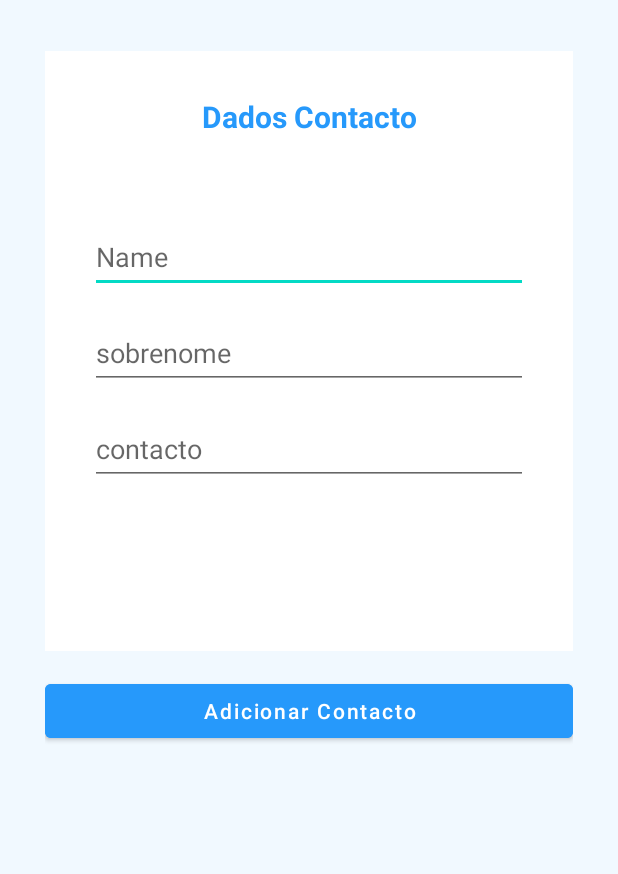
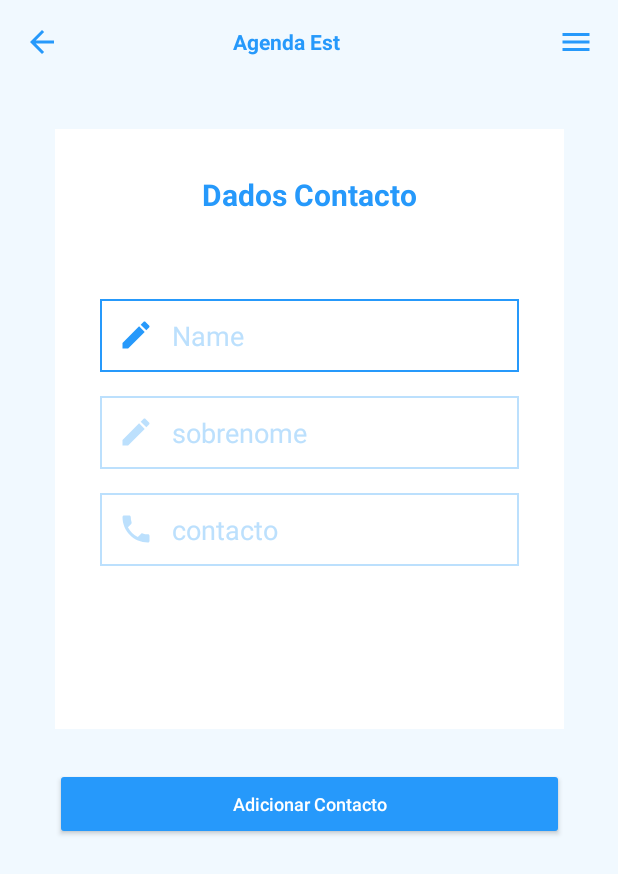
Before and after one commit to skadjaz/Android-Agenda, an Android app: the layout activity_add.xml on its own in the app's theme, with its tools: preview values and no code run, on a phone screen of 412 x 824 dp. Shown: the top 874 px of the screen. Run offline under Robolectric (Android 15) with nearby library versions, the phone set to English and light mode, and no system bars.

Commit message:
action bar and add activity page

```diff
--- a/app/src/main/AndroidManifest.xml
+++ b/app/src/main/AndroidManifest.xml
@@ -21,7 +21,9 @@
         <activity
             android:name=".MainActivity"
             android:exported="true"
-            android:label="Agenda EST">
+            android:label="Agenda Est"
+            android:textSize="1sp">
+
             <intent-filter>
                 <action android:name="android.intent.action.MAIN" />
 
--- a/app/src/main/java/com/est/agenda_est/AddActivity.java
+++ b/app/src/main/java/com/est/agenda_est/AddActivity.java
@@ -1,5 +1,6 @@
 package com.est.agenda_est;
 
+import androidx.appcompat.app.ActionBar;
 import androidx.appcompat.app.AppCompatActivity;
 
 import android.os.Bundle;
@@ -15,6 +16,7 @@ public class AddActivity extends AppCompatActivity {
         super.onCreate(savedInstanceState);
         setContentView(R.layout.activity_add);
 
+
         nome_input = findViewById(R.id.nome_input);
         sobrenome_input = findViewById(R.id.sobrenome_input);
         contacto_input = findViewById(R.id.contacto_input);
--- a/app/src/main/java/com/est/agenda_est/MainActivity.java
+++ b/app/src/main/java/com/est/agenda_est/MainActivity.java
@@ -2,6 +2,7 @@ package com.est.agenda_est;
 
 import androidx.annotation.NonNull;
 import androidx.annotation.Nullable;
+import androidx.annotation.RequiresApi;
 import androidx.appcompat.app.ActionBar;
 import androidx.appcompat.app.AlertDialog;
 import androidx.appcompat.app.AppCompatActivity;
@@ -13,6 +14,7 @@ import android.content.Intent;
 import android.database.Cursor;
 import android.graphics.Color;
 import android.graphics.drawable.ColorDrawable;
+import android.os.Build;
 import android.os.Bundle;
 import android.text.Html;
 import android.view.Menu;
@@ -36,13 +38,15 @@ public class MainActivity extends AppCompatActivity {
     Database db;
     ArrayList<String> id,nome,sobrenome,contacto;
     CustomAdapter customAdapter;
+    @RequiresApi(api = Build.VERSION_CODES.M)
     @Override
     protected void onCreate(Bundle savedInstanceState) {
         super.onCreate(savedInstanceState);
         setContentView(R.layout.activity_main);
+
+
         ActionBar ab = getSupportActionBar();
-        ab.setBackgroundDrawable(new ColorDrawable(Color.parseColor("#FFFFFF")));
-        ab.setTitle(Html.fromHtml("<font color=\"#2699FB\">" + getString(R.string.app_name) + "</font>"));
+
 
         recyclerView = findViewById(R.id.recyclerView);
         add_button = findViewById(R.id.add_button);
--- a/app/src/main/java/com/est/agenda_est/UpdateActivity.java
+++ b/app/src/main/java/com/est/agenda_est/UpdateActivity.java
@@ -35,11 +35,10 @@ public class UpdateActivity extends AppCompatActivity {
         getAndSetIntentData();
 
         ActionBar ab = getSupportActionBar();
-        ab.setBackgroundDrawable(new ColorDrawable(Color.parseColor("#FFFFFF")));
+
 
         if (ab != null){
             ab.setTitle(Html.fromHtml("<font color=\"#2699FB\">" + nome + " " + sobrenome + "</font>"));
-            //ab.setBackgroundDrawable(ColorDrawable);
         }
 
 
--- a/app/src/main/java/com/est/agenda_est/teste.java
+++ /dev/null
@@ -1,4 +0,0 @@
-package com.est.agenda_est;
-
-public class teste {
-}
--- /dev/null
+++ b/app/src/main/res/drawable/custom_edit_icon.xml
@@ -0,0 +1,5 @@
+<?xml version="1.0" encoding="utf-8"?>
+<selector xmlns:android="http://schemas.android.com/apk/res/android">
+    <item android:state_focused="true" android:drawable="@drawable/ic_baseline_edit_focus"/>
+    <item android:state_focused="false" android:drawable="@drawable/ic_baseline_edit_24"/>
+</selector>
--- /dev/null
+++ b/app/src/main/res/drawable/custom_input.xml
@@ -0,0 +1,16 @@
+<?xml version="1.0" encoding="utf-8"?>
+<selector xmlns:android="http://schemas.android.com/apk/res/android">
+
+    <item android:state_enabled="true" android:state_focused="true">
+        <shape android:shape="rectangle">
+            <solid android:color="@color/white"/>
+            <stroke android:color="#2699FB" android:width="1dp"/>
+        </shape>
+    </item>
+    <item android:state_enabled="true">
+        <shape android:shape="rectangle">
+            <solid android:color="@color/white"/>
+            <stroke android:color="#BCE0FD" android:width="1dp"/>
+        </shape>
+    </item>
+</selector>
--- /dev/null
+++ b/app/src/main/res/drawable/custom_phone_icon.xml
@@ -0,0 +1,5 @@
+<?xml version="1.0" encoding="utf-8"?>
+<selector xmlns:android="http://schemas.android.com/apk/res/android">
+    <item android:state_focused="true" android:drawable="@drawable/ic_baseline_phone_focus"/>
+    <item android:state_focused="false" android:drawable="@drawable/ic_baseline_phone_24"/>
+</selector>
--- /dev/null
+++ b/app/src/main/res/drawable/ic_arrow_back.xml
@@ -0,0 +1,5 @@
+<vector android:height="24dp" android:tint="#2699FB"
+    android:viewportHeight="24" android:viewportWidth="24"
+    android:width="24dp" xmlns:android="http://schemas.android.com/apk/res/android">
+    <path android:fillColor="@android:color/white" android:pathData="M20,11H7.83l5.59,-5.59L12,4l-8,8 8,8 1.41,-1.41L7.83,13H20v-2z"/>
+</vector>
--- /dev/null
+++ b/app/src/main/res/drawable/ic_baseline_edit_24.xml
@@ -0,0 +1,5 @@
+<vector android:height="24dp" android:tint="#BCE0FD"
+    android:viewportHeight="24" android:viewportWidth="24"
+    android:width="24dp" xmlns:android="http://schemas.android.com/apk/res/android">
+    <path android:fillColor="@android:color/white" android:pathData="M3,17.25V21h3.75L17.81,9.94l-3.75,-3.75L3,17.25zM20.71,7.04c0.39,-0.39 0.39,-1.02 0,-1.41l-2.34,-2.34c-0.39,-0.39 -1.02,-0.39 -1.41,0l-1.83,1.83 3.75,3.75 1.83,-1.83z"/>
+</vector>
--- /dev/null
+++ b/app/src/main/res/drawable/ic_baseline_edit_focus.xml
@@ -0,0 +1,7 @@
+<vector android:height="24dp" android:tint="#2699FB"
+    android:viewportHeight="24" android:viewportWidth="24"
+    android:width="24dp" xmlns:android="http://schemas.android.com/apk/res/android">
+    <path android:fillColor="@color/white"
+
+        android:pathData="M3,17.25V21h3.75L17.81,9.94l-3.75,-3.75L3,17.25zM20.71,7.04c0.39,-0.39 0.39,-1.02 0,-1.41l-2.34,-2.34c-0.39,-0.39 -1.02,-0.39 -1.41,0l-1.83,1.83 3.75,3.75 1.83,-1.83z"/>
+</vector>
--- /dev/null
+++ b/app/src/main/res/drawable/ic_baseline_phone_24.xml
@@ -0,0 +1,5 @@
+<vector android:height="24dp" android:tint="#BCE0FD"
+    android:viewportHeight="24" android:viewportWidth="24"
+    android:width="24dp" xmlns:android="http://schemas.android.com/apk/res/android">
+    <path android:fillColor="@android:color/white" android:pathData="M6.62,10.79c1.44,2.83 3.76,5.14 6.59,6.59l2.2,-2.2c0.27,-0.27 0.67,-0.36 1.02,-0.24 1.12,0.37 2.33,0.57 3.57,0.57 0.55,0 1,0.45 1,1V20c0,0.55 -0.45,1 -1,1 -9.39,0 -17,-7.61 -17,-17 0,-0.55 0.45,-1 1,-1h3.5c0.55,0 1,0.45 1,1 0,1.25 0.2,2.45 0.57,3.57 0.11,0.35 0.03,0.74 -0.25,1.02l-2.2,2.2z"/>
+</vector>
--- /dev/null
+++ b/app/src/main/res/drawable/ic_baseline_phone_focus.xml
@@ -0,0 +1,5 @@
+<vector android:height="24dp" android:tint="#2699FB"
+    android:viewportHeight="24" android:viewportWidth="24"
+    android:width="24dp" xmlns:android="http://schemas.android.com/apk/res/android">
+    <path android:fillColor="#2699FB" android:pathData="M6.62,10.79c1.44,2.83 3.76,5.14 6.59,6.59l2.2,-2.2c0.27,-0.27 0.67,-0.36 1.02,-0.24 1.12,0.37 2.33,0.57 3.57,0.57 0.55,0 1,0.45 1,1V20c0,0.55 -0.45,1 -1,1 -9.39,0 -17,-7.61 -17,-17 0,-0.55 0.45,-1 1,-1h3.5c0.55,0 1,0.45 1,1 0,1.25 0.2,2.45 0.57,3.57 0.11,0.35 0.03,0.74 -0.25,1.02l-2.2,2.2z"/>
+</vector>
--- /dev/null
+++ b/app/src/main/res/drawable/ic_menu.xml
@@ -0,0 +1,5 @@
+<vector android:height="24dp" android:tint="#2699FB"
+    android:viewportHeight="24" android:viewportWidth="24"
+    android:width="24dp" xmlns:android="http://schemas.android.com/apk/res/android">
+    <path android:fillColor="@android:color/white" android:pathData="M3,18h18v-2L3,16v2zM3,13h18v-2L3,11v2zM3,6v2h18L21,6L3,6z"/>
+</vector>
--- /dev/null
+++ b/app/src/main/res/layout/actionbar.xml
@@ -0,0 +1,36 @@
+<?xml version="1.0" encoding="utf-8"?>
+<RelativeLayout xmlns:android="http://schemas.android.com/apk/res/android"
+    android:layout_width="match_parent"
+    android:layout_height="match_parent"
+    android:background="#F1F9FF">
+    <RelativeLayout
+        android:layout_width="match_parent"
+        android:layout_height="wrap_content"
+        android:padding="16dp">
+        <ImageView
+            android:layout_width="wrap_content"
+            android:layout_height="wrap_content"
+            android:src="@drawable/ic_arrow_back"
+            android:id="@+id/back_arrow"
+            android:layout_centerVertical="true"/>
+        <TextView
+            android:layout_width="wrap_content"
+            android:layout_height="wrap_content"
+            android:layout_marginStart="115dp"
+            android:layout_toEndOf="@+id/back_arrow"
+            android:textColor="#2699FB"
+            android:layout_centerVertical="true"
+            android:textSize="14sp"
+            android:textStyle="bold"
+            android:text="Agenda Est"
+             />
+        <ImageView
+            android:layout_width="wrap_content"
+            android:layout_height="wrap_content"
+            android:id="@+id/menu_item"
+            android:layout_alignParentEnd="true"
+            android:src="@drawable/ic_menu"
+            android:layout_centerVertical="true"/>
+    </RelativeLayout>
+
+</RelativeLayout>
--- a/app/src/main/res/layout/activity_add.xml
+++ b/app/src/main/res/layout/activity_add.xml
@@ -6,17 +6,39 @@
     android:layout_height="match_parent"
     android:background="#F1F9FF"
     android:backgroundTint="#F1F9FF"
-    android:padding="30dp"
+    app:titleTextAppearance="@style/TextAppearance.AppCompat.Body2"
     tools:context=".AddActivity">
+
+
+    <include
+        android:id="@+id/include"
+        layout="@layout/actionbar"
+        android:layout_width="match_parent"
+        android:layout_height="wrap_content" />
+
+    <androidx.constraintlayout.widget.ConstraintLayout
+        android:layout_width="339dp"
+        android:layout_height="500dp"
+        android:layout_margin="30dp"
+        android:layout_marginStart="36dp"
+        android:layout_marginTop="2dp"
+        android:layout_marginEnd="42dp"
+        android:background="#F1F9FF"
+        android:backgroundTint="#F1F9FF"
+        app:layout_constraintEnd_toEndOf="parent"
+        app:layout_constraintStart_toStartOf="parent"
+        app:layout_constraintTop_toBottomOf="@+id/include">
 
         <Button
             android:id="@+id/add_button"
             android:layout_width="match_parent"
             android:layout_height="wrap_content"
-        android:layout_marginTop="16dp"
             android:backgroundTint="#2699FB"
             android:text="Adicionar Contacto"
             android:textAllCaps="false"
+            android:textColor="@color/white"
+            android:textSize="12sp"
+            app:layout_constraintBottom_toBottomOf="parent"
             app:layout_constraintEnd_toEndOf="parent"
             app:layout_constraintStart_toStartOf="parent"
             app:layout_constraintTop_toBottomOf="@+id/constraintLayout" />
@@ -25,11 +47,11 @@
             android:id="@+id/constraintLayout"
             android:layout_width="match_parent"
             android:layout_height="400dp"
-        android:layout_marginTop="4dp"
             android:background="#FFFFFF"
             android:backgroundTint="#FFFFFF"
             android:padding="30dp"
             app:layout_constraintEnd_toEndOf="parent"
+            app:layout_constraintHorizontal_bias="1.0"
             app:layout_constraintStart_toStartOf="parent"
             app:layout_constraintTop_toTopOf="parent"
             tools:context=".AddActivity">
@@ -39,21 +61,33 @@
                 android:layout_width="match_parent"
                 android:layout_height="wrap_content"
                 android:layout_marginTop="56dp"
+                android:padding="12dp"
                 android:ems="10"
+                android:textColorHint="#BCE0FD"
+                android:textColor="#2699FB"
                 android:hint="Name"
+                android:background="@drawable/custom_input"
+                android:drawableStart="@drawable/custom_edit_icon"
+                android:drawablePadding="12dp"
                 android:inputType="textPersonName"
                 android:minHeight="48dp"
                 app:layout_constraintEnd_toEndOf="parent"
                 app:layout_constraintStart_toStartOf="parent"
-            app:layout_constraintTop_toBottomOf="@+id/titulo" />
+                app:layout_constraintTop_toBottomOf="@+id/titulo"/>
 
             <EditText
                 android:id="@+id/sobrenome_input"
                 android:layout_width="match_parent"
                 android:layout_height="wrap_content"
                 android:layout_marginTop="16dp"
+                android:padding="12dp"
                 android:ems="10"
                 android:hint="sobrenome"
+                android:textColorHint="#BCE0FD"
+                android:textColor="#2699FB"
+                android:background="@drawable/custom_input"
+                android:drawableStart="@drawable/custom_edit_icon"
+                android:drawablePadding="12dp"
                 android:inputType="textPersonName"
                 android:minHeight="48dp"
                 app:layout_constraintEnd_toEndOf="parent"
@@ -65,8 +99,14 @@
                 android:layout_width="match_parent"
                 android:layout_height="wrap_content"
                 android:layout_marginTop="16dp"
+                android:padding="12dp"
                 android:ems="10"
                 android:hint="contacto"
+                android:textColorHint="#BCE0FD"
+                android:textColor="#2699FB"
+                android:background="@drawable/custom_input"
+                android:drawableStart="@drawable/custom_phone_icon"
+                android:drawablePadding="12dp"
                 android:inputType="textPersonName"
                 android:minHeight="48dp"
                 app:layout_constraintEnd_toEndOf="parent"
@@ -88,3 +128,5 @@
         </androidx.constraintlayout.widget.ConstraintLayout>
 
     </androidx.constraintlayout.widget.ConstraintLayout>
+
+</androidx.constraintlayout.widget.ConstraintLayout>
--- a/app/src/main/res/layout/activity_main.xml
+++ b/app/src/main/res/layout/activity_main.xml
@@ -5,18 +5,21 @@
     android:layout_width="match_parent"
     android:layout_height="match_parent"
     tools:context=".MainActivity">
+    <include layout="@layout/mainactionbar"/>
 
     <androidx.recyclerview.widget.RecyclerView
         android:id="@+id/recyclerView"
         android:layout_width="match_parent"
         android:layout_height="match_parent"
+        android:layout_marginTop="50dp"
+        android:paddingTop="15dp"
         android:layout_marginEnd="2dp"
-        android:layout_margin="10dp"
         app:layout_constraintBottom_toBottomOf="parent"
         app:layout_constraintEnd_toEndOf="parent"
+        app:layout_constraintHorizontal_bias="1.0"
         app:layout_constraintStart_toStartOf="parent"
         app:layout_constraintTop_toTopOf="parent"
-        app:layout_constraintVertical_bias="1.0" />
+        app:layout_constraintVertical_bias="0.0" />
 
     <com.google.android.material.floatingactionbutton.FloatingActionButton
         android:id="@+id/add_button"
--- /dev/null
+++ b/app/src/main/res/layout/mainactionbar.xml
@@ -0,0 +1,31 @@
+<?xml version="1.0" encoding="utf-8"?>
+<RelativeLayout xmlns:android="http://schemas.android.com/apk/res/android"
+    android:layout_width="match_parent"
+    android:layout_height="match_parent"
+    android:background="@color/white">
+    <RelativeLayout
+        android:layout_width="match_parent"
+        android:layout_height="wrap_content"
+        android:padding="16dp">
+
+        <TextView
+            android:layout_width="wrap_content"
+            android:layout_height="wrap_content"
+            android:layout_centerHorizontal="true"
+            android:layout_marginEnd="129dp"
+            android:layout_toStartOf="@+id/menu_item"
+            android:text="Agenda Est"
+            android:textColor="#2699FB"
+            android:textSize="14sp"
+            android:textStyle="bold" />
+
+        <ImageView
+            android:layout_width="wrap_content"
+            android:layout_height="wrap_content"
+            android:id="@+id/menu_item"
+            android:layout_alignParentEnd="true"
+            android:src="@drawable/ic_menu"
+            android:layout_centerVertical="true"/>
+    </RelativeLayout>
+
+</RelativeLayout>
--- a/app/src/main/res/values-night/themes.xml
+++ b/app/src/main/res/values-night/themes.xml
@@ -1,6 +1,6 @@
 <resources xmlns:tools="http://schemas.android.com/tools">
     <!-- Base application theme. -->
-    <style name="Theme.Agenda_EST" parent="Theme.MaterialComponents.DayNight.DarkActionBar">
+    <style name="Theme.Agenda_EST" parent="Theme.AppCompat.Light.DarkActionBar">
         <!-- Primary brand color. -->
         <item name="colorPrimary">@color/purple_200</item>
         <item name="colorPrimaryVariant">@color/purple_700</item>
--- a/app/src/main/res/values/themes.xml
+++ b/app/src/main/res/values/themes.xml
@@ -1,9 +1,9 @@
 <resources xmlns:tools="http://schemas.android.com/tools">
     <!-- Base application theme. -->
-    <style name="Theme.Agenda_EST" parent="Theme.MaterialComponents.DayNight.DarkActionBar">
+    <style name="Theme.Agenda_EST" parent="Theme.AppCompat.Light.NoActionBar">
         <!-- Primary brand color. -->
-        <item name="colorPrimary">@color/purple_500</item>
-        <item name="colorPrimaryVariant">@color/purple_700</item>
+        <item name="colorPrimary">@color/purple_200</item>
+        <item name="colorPrimaryVariant">@color/black</item>
         <item name="colorOnPrimary">@color/white</item>
         <!-- Secondary brand color. -->
         <item name="colorSecondary">@color/teal_200</item>
@@ -13,4 +13,9 @@
         <item name="android:statusBarColor" tools:targetApi="l">?attr/colorPrimaryVariant</item>
         <!-- Customize your theme here. -->
     </style>
+    <style name="TextAppearance.AppCompat.Widget.ActionBar.Title" parent="@android:style/TextAppearance">
+        <item name="android:textSize">18dp</item>
+        <item name="android:textStyle">bold</item>
+        <item name="android:gravity">center</item>
+    </style>
 </resources>
```
Lines whose indentation alone changed are shown as unchanged.
